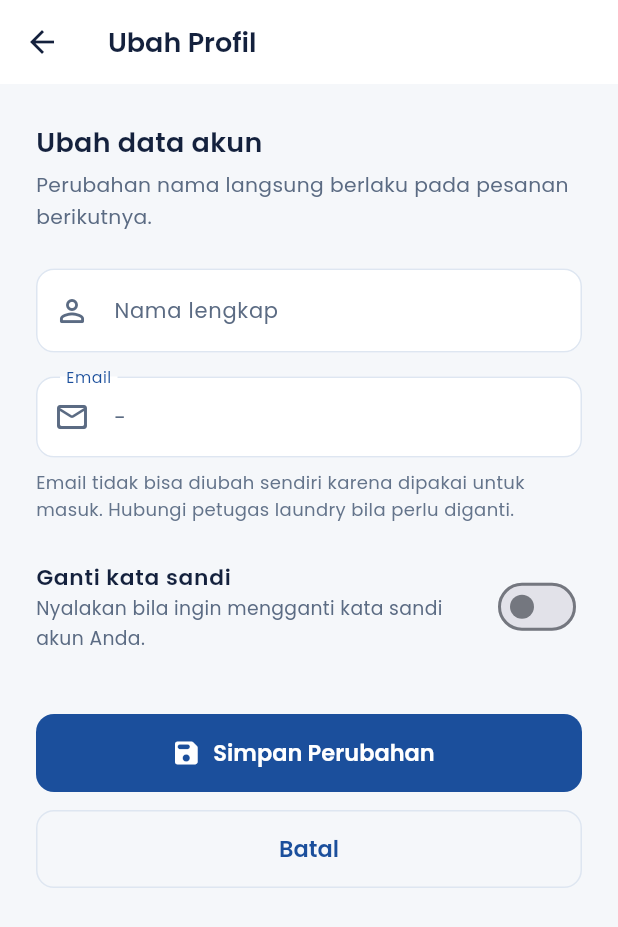
After one commit to Alpin969/LaundryKu-Flutter, a Flutter app: the UbahProfilScreen screen opened directly, on a phone screen of 412 x 824 dp. The commit adds this screen. Shown: the top 927 px of the screen. Run offline on Flutter 3.47's test engine with Material 3 defaults, Android fonts, the phone set to English and light mode, and no system bars; our stand-ins replace flutter_secure_storage, image_picker; accounts and stored records are empty; network calls fail.

Commit message:
feat(mobile): sambungkan hapus foto pesanan dan form ubah profil
Hapus foto kini benar-benar berfungsi lewat DELETE /api/orders/:id/foto:
pengguna mendapat dialog konfirmasi, bukan lagi pemberitahuan bahwa fitur
belum tersedia. Berkasnya ikut dibuang dari penyimpanan, dan foto baru tetap
bisa diunggah setelahnya.

Halaman Ubah Profil baru dipakai pelanggan maupun admin: mengubah nama, dan
mengganti kata sandi dengan kata sandi lama sebagai syarat. Baris alamat
server pada halaman profil diganti keterangan versi aplikasi.

LayananService tidak lagi menerjemahkan kegagalan hapus sendiri, karena
backend sekarang menjawab 409 SERVICE_IN_USE dengan penjelasan yang jelas.

```diff
--- a/lib/screens/customer/detail_pesanan_screen.dart
+++ b/lib/screens/customer/detail_pesanan_screen.dart
@@ -338,9 +338,7 @@ class _DetailPesananScreenState extends State<DetailPesananScreen> {
   }
 
   Future<void> _hapusFoto(Pesanan pesanan) async {
-    // Hanya foto yang belum terkirim yang bisa dibuang dari sini. Backend
-    // tidak punya endpoint untuk menghapus foto pesanan, jadi tombol ini
-    // tidak dipakai untuk foto yang sudah tersimpan.
+    // Foto yang baru dipilih dan belum terkirim cukup dibuang dari sini.
     if (_fotoBaru != null && !pesanan.adaFoto) {
       setState(() => _fotoBaru = null);
       tampilkanPesan(context, 'Pilihan foto dibatalkan.');
@@ -349,14 +347,25 @@ class _DetailPesananScreenState extends State<DetailPesananScreen> {
 
     if (!pesanan.adaFoto) return;
 
-    await konfirmasi(
+    final bool setuju = await konfirmasi(
       context,
       judul: 'Hapus foto pesanan?',
       pesan:
-          'Backend belum menyediakan penghapusan foto. Foto bisa diganti '
-          'dengan mengunggah foto baru; foto lama akan otomatis terhapus.',
-      labelLanjut: 'Mengerti',
-      labelBatal: 'Tutup',
+          'Foto pakaian pada pesanan #${pesanan.id} akan dihapus. '
+          'Anda tetap bisa mengunggah foto baru setelahnya.',
+      labelLanjut: 'Hapus',
+      berbahaya: true,
+    );
+
+    if (!setuju || !mounted) return;
+
+    setState(() => _fotoBaru = null);
+
+    await _kerjakan(
+      () async {
+        await _pesananService.hapusFoto(pesanan.id);
+      },
+      pesanSukses: 'Foto pesanan berhasil dihapus.',
     );
   }
 
@@ -413,9 +422,8 @@ class _DetailPesananScreenState extends State<DetailPesananScreen> {
           if (!pesanan.hargaSudahFinal) ...<Widget>[
             const SizedBox(height: Jarak.md),
             const Text(
-              'Total biaya baru muncul setelah admin menimbang pakaian Anda '
-              'dan mengisi berat aktualnya. Angka ini dihitung server, bukan '
-              'oleh aplikasi.',
+              'Total biaya baru muncul setelah petugas menimbang pakaian '
+              'Anda dan mengisi berat aktualnya.',
               style: TextStyle(
                 fontSize: 12,
                 color: Warna.teksSamar,
--- /dev/null
+++ b/lib/screens/customer/ubah_profil_screen.dart
@@ -0,0 +1,346 @@
+import 'package:flutter/material.dart';
+
+import '../../config/app_theme.dart';
+import '../../services/api_client.dart';
+import '../../services/auth_service.dart';
+import '../../utils/validasi.dart';
+
+/// Form ubah data akun: nama, dan bila diinginkan sekaligus kata sandi.
+///
+/// Dipakai pelanggan maupun admin. Penggantian kata sandi selalu meminta kata
+/// sandi lama, sehingga perangkat yang tertinggal dalam keadaan sudah masuk
+/// tidak cukup untuk mengunci pemilik akun dari luar.
+class UbahProfilScreen extends StatefulWidget {
+  const UbahProfilScreen({super.key});
+
+  @override
+  State<UbahProfilScreen> createState() => _UbahProfilScreenState();
+}
+
+class _UbahProfilScreenState extends State<UbahProfilScreen> {
+  final GlobalKey<FormState> _kunciForm = GlobalKey<FormState>();
+
+  late final TextEditingController _nama;
+  final TextEditingController _sandiLama = TextEditingController();
+  final TextEditingController _sandiBaru = TextEditingController();
+  final TextEditingController _konfirmasi = TextEditingController();
+
+  final FocusNode _fokusSandiLama = FocusNode();
+  final FocusNode _fokusSandiBaru = FocusNode();
+  final FocusNode _fokusKonfirmasi = FocusNode();
+
+  bool _gantiSandi = false;
+  bool _sandiTersembunyi = true;
+  bool _sedangKirim = false;
+  String? _pesanGagal;
+
+  AutovalidateMode _modeValidasi = AutovalidateMode.disabled;
+
+  @override
+  void initState() {
+    super.initState();
+    _nama = TextEditingController(
+      text: AuthService.instance.pengguna?.nama ?? '',
+    );
+  }
+
+  @override
+  void dispose() {
+    _nama.dispose();
+    _sandiLama.dispose();
+    _sandiBaru.dispose();
+    _konfirmasi.dispose();
+    _fokusSandiLama.dispose();
+    _fokusSandiBaru.dispose();
+    _fokusKonfirmasi.dispose();
+    super.dispose();
+  }
+
+  Future<void> _simpan() async {
+    FocusScope.of(context).unfocus();
+
+    if (!(_kunciForm.currentState?.validate() ?? false)) {
+      setState(() => _modeValidasi = AutovalidateMode.onUserInteraction);
+      return;
+    }
+
+    setState(() {
+      _sedangKirim = true;
+      _pesanGagal = null;
+    });
+
+    try {
+      await AuthService.instance.ubahProfil(
+        nama: _nama.text,
+        sandiLama: _gantiSandi ? _sandiLama.text : null,
+        sandiBaru: _gantiSandi ? _sandiBaru.text : null,
+      );
+
+      if (!mounted) return;
+
+      // true memberi tahu halaman profil bahwa data akun sudah berubah.
+      Navigator.of(context).pop(true);
+    } on ApiException catch (kesalahan) {
+      if (!mounted) return;
+      setState(() {
+        _pesanGagal = kesalahan.pesan;
+        _sedangKirim = false;
+      });
+    } catch (_) {
+      if (!mounted) return;
+      setState(() {
+        _pesanGagal = 'Perubahan gagal disimpan. Coba lagi.';
+        _sedangKirim = false;
+      });
+    }
+  }
+
+  /// Kata sandi lama hanya wajib bila pengguna memang mengganti kata sandi.
+  String? _validasiSandiLama(String? nilai) {
+    if (!_gantiSandi) return null;
+    if ((nilai ?? '').isEmpty) return 'Kata sandi saat ini wajib diisi.';
+    return null;
+  }
+
+  String? _validasiSandiBaru(String? nilai) {
+    if (!_gantiSandi) return null;
+    return Validasi.password(nilai);
+  }
+
+  String? _validasiKonfirmasi(String? nilai) {
+    if (!_gantiSandi) return null;
+    return Validasi.konfirmasiPassword(nilai, _sandiBaru.text);
+  }
+
+  @override
+  Widget build(BuildContext context) {
+    final String? email = AuthService.instance.pengguna?.email;
+
+    return Scaffold(
+      appBar: AppBar(title: const Text('Ubah Profil')),
+      body: Form(
+        key: _kunciForm,
+        autovalidateMode: _modeValidasi,
+        child: ListView(
+          padding: const EdgeInsets.all(Jarak.xl),
+          children: <Widget>[
+            const Text(
+              'Ubah data akun',
+              style: TextStyle(
+                fontSize: 18,
+                fontWeight: FontWeight.w600,
+                color: Warna.teksUtama,
+              ),
+            ),
+            const SizedBox(height: Jarak.xs),
+            const Text(
+              'Perubahan nama langsung berlaku pada pesanan berikutnya.',
+              style: TextStyle(
+                fontSize: 13.5,
+                color: Warna.teksKedua,
+                height: 1.55,
+              ),
+            ),
+
+            if (_pesanGagal != null) ...<Widget>[
+              const SizedBox(height: Jarak.lg),
+              Container(
+                width: double.infinity,
+                padding: const EdgeInsets.all(Jarak.md),
+                decoration: BoxDecoration(
+                  color: Warna.bahayaMuda,
+                  borderRadius: BorderRadius.circular(Sudut.kolomIsian),
+                ),
+                child: Row(
+                  crossAxisAlignment: CrossAxisAlignment.start,
+                  children: <Widget>[
+                    const Icon(
+                      Icons.error_outline_rounded,
+                      size: 18,
+                      color: Warna.bahaya,
+                    ),
+                    const SizedBox(width: Jarak.sm),
+                    Expanded(
+                      child: Text(
+                        _pesanGagal!,
+                        style: const TextStyle(
+                          fontSize: 13,
+                          color: Warna.bahaya,
+                          height: 1.5,
+                        ),
+                      ),
+                    ),
+                  ],
+                ),
+              ),
+            ],
+
+            const SizedBox(height: Jarak.xl),
+
+            TextFormField(
+              controller: _nama,
+              enabled: !_sedangKirim,
+              textCapitalization: TextCapitalization.words,
+              textInputAction: TextInputAction.next,
+              autofillHints: const <String>[AutofillHints.name],
+              decoration: const InputDecoration(
+                labelText: 'Nama lengkap',
+                prefixIcon: Icon(Icons.person_outline_rounded),
+              ),
+              validator: Validasi.namaLengkap,
+            ),
+
+            const SizedBox(height: Jarak.lg),
+
+            InputDecorator(
+              decoration: const InputDecoration(
+                labelText: 'Email',
+                prefixIcon: Icon(Icons.mail_outline_rounded),
+              ),
+              child: Text(
+                email == null || email.isEmpty ? '-' : email,
+                style: const TextStyle(
+                  fontSize: 14,
+                  color: Warna.teksKedua,
+                ),
+              ),
+            ),
+
+            const SizedBox(height: Jarak.sm),
+            const Text(
+              'Email tidak bisa diubah sendiri karena dipakai untuk masuk. '
+              'Hubungi petugas laundry bila perlu diganti.',
+              style: TextStyle(
+                fontSize: 12,
+                color: Warna.teksSamar,
+                height: 1.5,
+              ),
+            ),
+
+            const SizedBox(height: Jarak.lg),
+
+            SwitchListTile(
+              value: _gantiSandi,
+              onChanged: _sedangKirim
+                  ? null
+                  : (bool nilai) => setState(() {
+                      _gantiSandi = nilai;
+                      if (!nilai) {
+                        _sandiLama.clear();
+                        _sandiBaru.clear();
+                        _konfirmasi.clear();
+                      }
+                    }),
+              contentPadding: EdgeInsets.zero,
+              title: const Text(
+                'Ganti kata sandi',
+                style: TextStyle(
+                  fontSize: 14.5,
+                  fontWeight: FontWeight.w600,
+                  color: Warna.teksUtama,
+                ),
+              ),
+              subtitle: const Text(
+                'Nyalakan bila ingin mengganti kata sandi akun Anda.',
+                style: TextStyle(fontSize: 12.5, color: Warna.teksKedua),
+              ),
+            ),
+
+            if (_gantiSandi) ...<Widget>[
+              const SizedBox(height: Jarak.lg),
+
+              TextFormField(
+                controller: _sandiLama,
+                focusNode: _fokusSandiLama,
+                enabled: !_sedangKirim,
+                obscureText: _sandiTersembunyi,
+                textInputAction: TextInputAction.next,
+                decoration: const InputDecoration(
+                  labelText: 'Kata sandi saat ini',
+                  prefixIcon: Icon(Icons.lock_outline_rounded),
+                ),
+                validator: _validasiSandiLama,
+                onFieldSubmitted: (_) => _fokusSandiBaru.requestFocus(),
+              ),
+
+              const SizedBox(height: Jarak.lg),
+
+              TextFormField(
+                controller: _sandiBaru,
+                focusNode: _fokusSandiBaru,
+                enabled: !_sedangKirim,
+                obscureText: _sandiTersembunyi,
+                textInputAction: TextInputAction.next,
+                decoration: InputDecoration(
+                  labelText: 'Kata sandi baru',
+                  helperText:
+                      'Minimal ${Validasi.panjangPasswordMin} karakter.',
+                  prefixIcon: const Icon(Icons.lock_reset_rounded),
+                  suffixIcon: IconButton(
+                    onPressed: () => setState(
+                      () => _sandiTersembunyi = !_sandiTersembunyi,
+                    ),
+                    tooltip: _sandiTersembunyi
+                        ? 'Tampilkan kata sandi'
+                        : 'Sembunyikan kata sandi',
+                    icon: Icon(
+                      _sandiTersembunyi
+                          ? Icons.visibility_outlined
+                          : Icons.visibility_off_outlined,
+                    ),
+                  ),
+                ),
+                validator: _validasiSandiBaru,
+                onFieldSubmitted: (_) => _fokusKonfirmasi.requestFocus(),
+              ),
+
+              const SizedBox(height: Jarak.lg),
+
+              TextFormField(
+                controller: _konfirmasi,
+                focusNode: _fokusKonfirmasi,
+                enabled: !_sedangKirim,
+                obscureText: _sandiTersembunyi,
+                textInputAction: TextInputAction.done,
+                decoration: const InputDecoration(
+                  labelText: 'Ulangi kata sandi baru',
+                  prefixIcon: Icon(Icons.lock_reset_rounded),
+                ),
+                validator: _validasiKonfirmasi,
+                onFieldSubmitted: (_) => _simpan(),
+              ),
+            ],
+
+            const SizedBox(height: Jarak.xxl),
+
+            FilledButton.icon(
+              onPressed: _sedangKirim ? null : _simpan,
+              icon: _sedangKirim
+                  ? const SizedBox(
+                      width: 20,
+                      height: 20,
+                      child: CircularProgressIndicator(
+                        strokeWidth: 2.4,
+                        color: Colors.white,
+                      ),
+                    )
+                  : const Icon(Icons.save_rounded, size: 20),
+              label: Text(_sedangKirim ? 'Menyimpan...' : 'Simpan Perubahan'),
+            ),
+
+            const SizedBox(height: Jarak.md),
+
+            OutlinedButton(
+              onPressed: _sedangKirim
+                  ? null
+                  : () => Navigator.of(context).pop(false),
+              child: const Text('Batal'),
+            ),
+
+            const SizedBox(height: Jarak.lg),
+          ],
+        ),
+      ),
+    );
+  }
+}
--- a/lib/services/pesanan_service.dart
+++ b/lib/services/pesanan_service.dart
@@ -12,6 +12,7 @@ import 'api_client.dart';
 ///   GET    /api/orders/:id             - detail pesanan
 ///   PATCH  /api/orders/:id/batal       - batalkan pesanan
 ///   PATCH  /api/orders/:id/foto        - unggah foto (multipart, field "photo")
+///   DELETE /api/orders/:id/foto        - hapus foto pesanan
 ///   PATCH  /api/orders/:id/status      - ubah status (ADMIN)
 ///   PATCH  /api/orders/:id/berat-asli  - isi berat asli (ADMIN)
 class PesananService {
@@ -169,6 +170,19 @@ class PesananService {
     return Pesanan.dariJson(Map<String, dynamic>.from(data as Map));
   }
 
+  /// Menghapus foto pesanan.
+  ///
+  /// Pelanggan pemilik pesanan maupun admin boleh menghapusnya, sama seperti
+  /// saat mengunggah. Setelah dihapus, pesanan kembali tanpa foto dan foto
+  /// baru bisa diunggah lagi.
+  Future<Pesanan> hapusFoto(int orderId) async {
+    final dynamic data = await ApiClient.instance.delete(
+      '/api/orders/$orderId/foto',
+    );
+
+    return Pesanan.dariJson(Map<String, dynamic>.from(data as Map));
+  }
+
   /// Menentukan tipe MIME foto yang akan dikirim.
   ///
   /// Mengembalikan null hanya bila berkasnya jelas bukan gambar yang diterima
```
Also changed, not shown: lib/screens/customer/profil_screen.dart (+32 -8 lines), lib/services/layanan_service.dart (+1 -20 lines), 2 other files.
